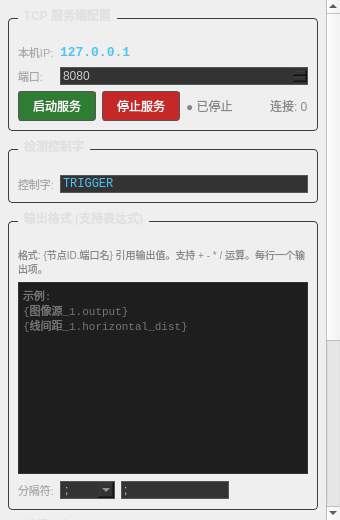
Qt form DateVisionPlus/panels/communicationpanel.ui (yangllllll/DateVsionPlus) before a commit.
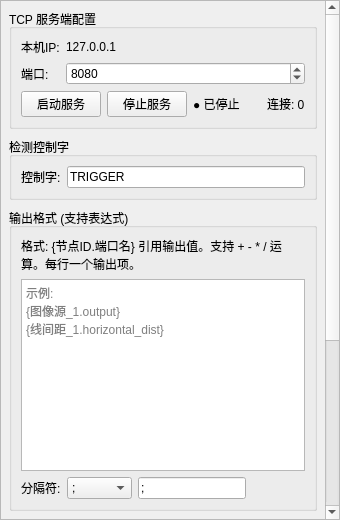
The same form after that commit.

Diff of the .ui file:
```diff
--- a/DateVisionPlus/panels/communicationpanel.ui
+++ b/DateVisionPlus/panels/communicationpanel.ui
@@ -28,9 +28,6 @@
    </property>
    <item>
     <widget class="QScrollArea" name="scrollArea">
-     <property name="styleSheet">
-      <string notr="true">QScrollArea { background: #1e1e1e; border: none; }</string>
-     </property>
      <property name="widgetResizable">
       <bool>true</bool>
      </property>
@@ -61,11 +58,6 @@
        </property>
        <item>
         <widget class="QGroupBox" name="grpServer">
-         <property name="styleSheet">
-          <string notr="true">QGroupBox { color: #e0e0e0; border: 1px solid #3e3e42; border-radius: 4px; margin-top: 10px; padding-top: 16px; font-size: 12px; font-weight: bold; font-family: &quot;Microsoft YaHei&quot;; }
-QGroupBox::title { subcontrol-origin: margin; left: 10px; padding: 0 4px; }
-QLabel { color: #aaaaaa; font-size: 11px; font-family: &quot;Microsoft YaHei&quot;; }</string>
-         </property>
          <property name="title">
           <string>TCP 服务端配置</string>
          </property>
@@ -82,9 +74,6 @@
           </item>
           <item row="0" column="1">
            <widget class="QLabel" name="lblLocalIp">
-            <property name="styleSheet">
-             <string notr="true">color: #4fc3f7; font-weight: bold; font-size: 13px; font-family: Consolas;</string>
-            </property>
             <property name="text">
              <string>127.0.0.1</string>
             </property>
@@ -102,9 +91,6 @@
           </item>
           <item row="1" column="1">
            <widget class="QSpinBox" name="spinPort">
-            <property name="styleSheet">
-             <string notr="true">background: #333333; color: #cccccc; border: 1px solid #555555;</string>
-            </property>
             <property name="minimum">
              <number>1024</number>
             </property>
@@ -133,11 +119,6 @@
              </property>
              <item>
               <widget class="QPushButton" name="btnStart">
-               <property name="styleSheet">
-                <string notr="true">QPushButton { background: #2e7d32; color: #ffffff; border: 1px solid #555555; padding: 5px 14px; font-size: 12px; font-family: &quot;Microsoft YaHei&quot;; border-radius: 3px; }
-QPushButton:hover { background: #1b5e20; }
-QPushButton:disabled { background: #333333; color: #666666; }</string>
-               </property>
                <property name="text">
                 <string>启动服务</string>
                </property>
@@ -145,11 +126,6 @@
              </item>
              <item>
               <widget class="QPushButton" name="btnStop">
-               <property name="styleSheet">
-                <string notr="true">QPushButton { background: #c62828; color: #ffffff; border: 1px solid #555555; padding: 5px 14px; font-size: 12px; font-family: &quot;Microsoft YaHei&quot;; border-radius: 3px; }
-QPushButton:hover { background: #8e0000; }
-QPushButton:disabled { background: #333333; color: #666666; }</string>
-               </property>
                <property name="text">
                 <string>停止服务</string>
                </property>
@@ -157,9 +133,6 @@
              </item>
              <item>
               <widget class="QLabel" name="lblStatus">
-               <property name="styleSheet">
-                <string notr="true">color: #888888; font-size: 12px;</string>
-               </property>
                <property name="text">
                 <string>● 已停止</string>
                </property>
@@ -180,9 +153,6 @@
              </item>
              <item>
               <widget class="QLabel" name="lblClientCount">
-               <property name="styleSheet">
-                <string notr="true">color: #888888; font-size: 12px;</string>
-               </property>
                <property name="text">
                 <string>连接: 0</string>
                </property>
@@ -196,11 +166,6 @@
        </item>
        <item>
         <widget class="QGroupBox" name="grpControl">
-         <property name="styleSheet">
-          <string notr="true">QGroupBox { color: #e0e0e0; border: 1px solid #3e3e42; border-radius: 4px; margin-top: 10px; padding-top: 16px; font-size: 12px; font-weight: bold; font-family: &quot;Microsoft YaHei&quot;; }
-QGroupBox::title { subcontrol-origin: margin; left: 10px; padding: 0 4px; }
-QLabel { color: #aaaaaa; font-size: 11px; font-family: &quot;Microsoft YaHei&quot;; }</string>
-         </property>
          <property name="title">
           <string>检测控制字</string>
          </property>
@@ -214,9 +179,6 @@
           </item>
           <item>
            <widget class="QLineEdit" name="editControlWord">
-            <property name="styleSheet">
-             <string notr="true">background: #333333; color: #4fc3f7; border: 1px solid #555555; font-family: Consolas; font-size: 12px;</string>
-            </property>
             <property name="text">
              <string>TRIGGER</string>
             </property>
@@ -230,20 +192,12 @@
        </item>
        <item>
         <widget class="QGroupBox" name="grpOutput">
-         <property name="styleSheet">
-          <string notr="true">QGroupBox { color: #e0e0e0; border: 1px solid #3e3e42; border-radius: 4px; margin-top: 10px; padding-top: 16px; font-size: 12px; font-weight: bold; font-family: &quot;Microsoft YaHei&quot;; }
-QGroupBox::title { subcontrol-origin: margin; left: 10px; padding: 0 4px; }
-QLabel { color: #aaaaaa; font-size: 11px; font-family: &quot;Microsoft YaHei&quot;; }</string>
-         </property>
          <property name="title">
           <string>输出格式 (支持表达式)</string>
          </property>
          <layout class="QVBoxLayout" name="outputLayout">
           <item>
            <widget class="QLabel" name="lblHint">
-            <property name="styleSheet">
-             <string notr="true">color: #888888; font-size: 10px;</string>
-            </property>
             <property name="text">
              <string>格式: {节点ID.端口名} 引用输出值。支持 + - * / 运算。每行一个输出项。</string>
             </property>
@@ -257,9 +211,6 @@
             <property name="maximumHeight">
              <number>100</number>
             </property>
-            <property name="styleSheet">
-             <string notr="true">background: #1e1e1e; color: #cccccc; border: 1px solid #333333; font-family: Consolas; font-size: 11px;</string>
-            </property>
             <property name="placeholderText">
              <string>示例:
 {图像源_1.output}
@@ -291,9 +242,6 @@
              </item>
              <item>
               <widget class="QComboBox" name="comboDelimiter">
-               <property name="styleSheet">
-                <string notr="true">background: #333333; color: #cccccc; border: 1px solid #555555;</string>
-               </property>
                <item>
                 <property name="text">
                  <string>;</string>
@@ -341,9 +289,6 @@
                <property name="maximumWidth">
                 <number>60</number>
                </property>
-               <property name="styleSheet">
-                <string notr="true">background: #333333; color: #cccccc; border: 1px solid #555555;</string>
-               </property>
                <property name="text">
                 <string>;</string>
                </property>
@@ -370,10 +315,6 @@
        </item>
        <item>
         <widget class="QGroupBox" name="grpLog">
-         <property name="styleSheet">
-          <string notr="true">QGroupBox { color: #e0e0e0; border: 1px solid #3e3e42; border-radius: 4px; margin-top: 10px; padding-top: 16px; font-size: 12px; font-weight: bold; font-family: &quot;Microsoft YaHei&quot;; }
-QGroupBox::title { subcontrol-origin: margin; left: 10px; padding: 0 4px; }</string>
-         </property>
          <property name="title">
           <string>通信日志</string>
          </property>
```
Left out of the diff: 3 changed lines with no effect on the pictures.
